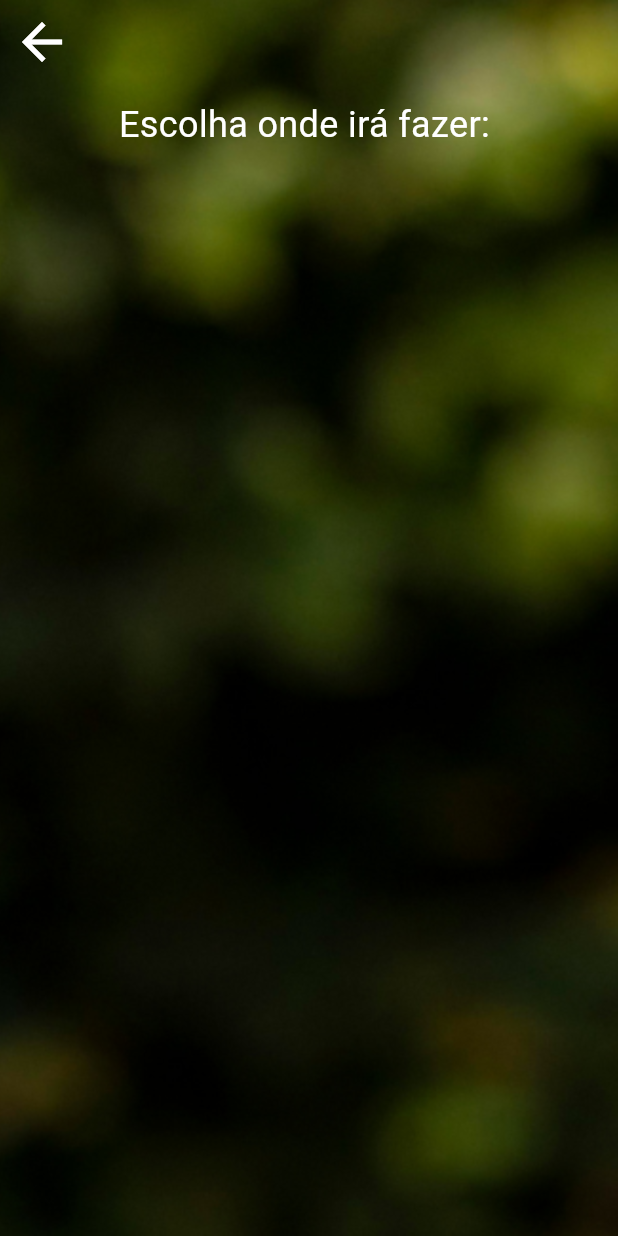
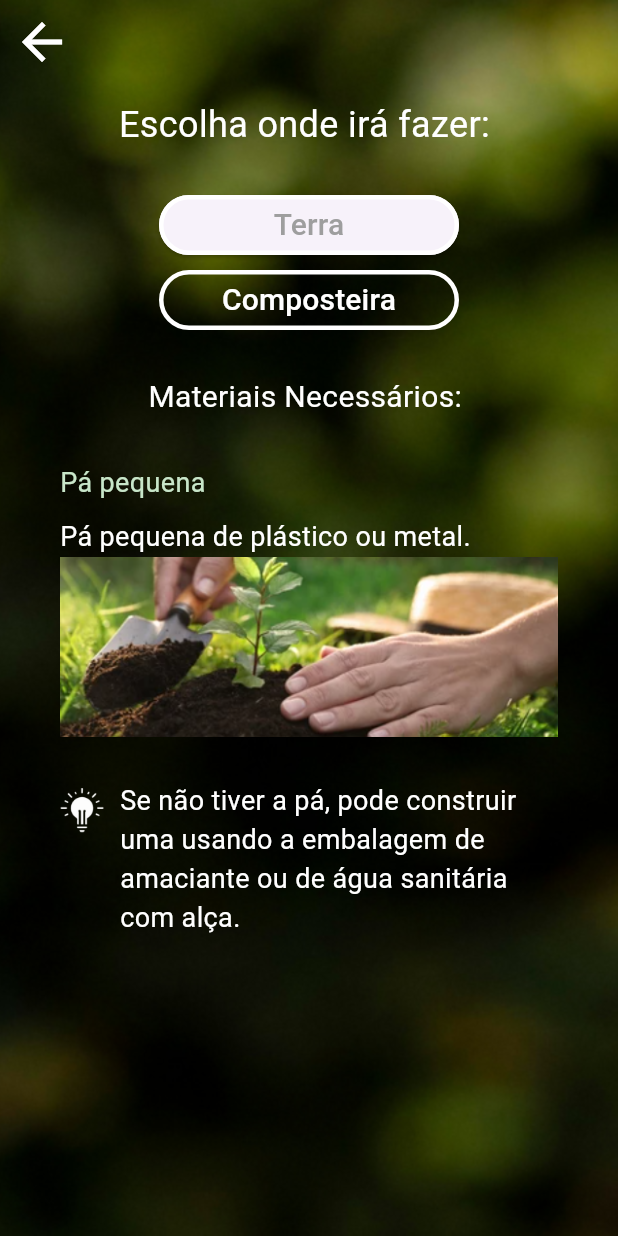
Before and after one commit to duda0812/Sistema-Mobile-Recompor, a Flutter app: the screen it shows after launch, on a phone screen of 412 x 824 dp. Run offline on Flutter 3.47's test engine with Material 3 defaults, Android fonts, the phone set to English and light mode, and no system bars.

```diff
--- a/lib/telas/comp_terra.dart
+++ b/lib/telas/comp_terra.dart
@@ -1,9 +1,8 @@
 import 'package:flutter/material.dart';
 import 'package:app/telas/telainicial.dart';
+import 'package:app/telas/criar_conta.dart';
 
 class Comp_terra extends StatelessWidget {
-  final dropValue = ValueNotifier("");
-  final dropOpcoes = ["Terra", "Composteira"];
   Comp_terra({super.key});
 
   @override
@@ -49,9 +48,120 @@ class Comp_terra extends StatelessWidget {
                         ),
                       ],
                     ),
+                    const SizedBox(height: 30),
+                    SizedBox(
+                      width: 200,
+                      height: 40,
+                      child: ElevatedButton(
+                        style: OutlinedButton.styleFrom(
+                          side: const BorderSide(
+                            color: Colors.white,
+                            width: 3,
+                          ),
+                        ),
+                        onPressed: () {
+                          Navigator.push(
+                            context,
+                            MaterialPageRoute(
+                                builder: (context) => Comp_terra()),
+                          );
+                        },
+                        child: const Text(
+                          'Terra',
+                          style: TextStyle(fontSize: 20, color: Colors.grey),
+                        ),
+                      ),
+                    ),
+                    const SizedBox(height: 10),
+                    SizedBox(
+                      width: 200,
+                      height: 40,
+                      child: OutlinedButton(
+                        style: OutlinedButton.styleFrom(
+                          side: const BorderSide(
+                            color: Colors.white,
+                            width: 3,
+                          ),
+                        ),
+                        onPressed: () {
+                          Navigator.push(
+                            context,
+                            MaterialPageRoute(
+                                builder: (context) => const Telainicial()),
+                          );
+                        },
+                        child: const Text(
+                          'Composteira',
+                          style: TextStyle(fontSize: 20, color: Colors.white),
+                        ),
+                      ),
+                    ),
+                    const SizedBox(height: 30),
+                    Row(
+                      mainAxisAlignment: MainAxisAlignment.center,
+                      children: [
+                        Text(
+                          'Materiais Necessários: ',
+                          style: TextStyle(fontSize: 20, color: Colors.white),
+                        ),
+                      ],
+                    ),
+                    const SizedBox(height: 30),
+                    Row(
+                      mainAxisAlignment: MainAxisAlignment.start,
+                      children: [
+                        Text(
+                          'Pá pequena ',
+                          style: TextStyle(
+                              fontSize: 18, color: Colors.green.shade100),
+                        ),
+                      ],
+                    ),
+                    const SizedBox(height: 10),
+                    Row(
+                      mainAxisAlignment: MainAxisAlignment.start,
+                      children: [
+                        Text(
+                          'Pá pequena de plástico ou metal.',
+                          style: TextStyle(fontSize: 18, color: Colors.white),
+                        ),
+                      ],
+                    ),
+                    Container(
+                      height: 120,
+                      width: double.infinity,
+                      decoration: BoxDecoration(
+                        image: DecorationImage(
+                          image: AssetImage('lib/imagens/pa.png'),
+                          fit: BoxFit.cover,
+                        ),
+                      ),
+                    ),
+                    const SizedBox(height: 30),
                     Row(
                       children: [
-
+                        Column(
+                          children: [
+                            Padding(
+                              padding: const EdgeInsets.only(bottom: 65.0),
+                              child: Container(
+                                height: 30,
+                                width: 30,
+                                decoration: BoxDecoration(
+                                  image: DecorationImage(
+                                    image: AssetImage('lib/imagens/lamp2.png'),
+                                    fit: BoxFit.cover,
+                                  ),
+                                ),
+                              ),
+                            ),
+                          ],
+                        ),
+                        const SizedBox(width: 10),
+                        Text(
+                          'Se não tiver a pá, pode construir\numa usando a embalagem de \namaciante ou de água sanitária\ncom alça.',
+                          style: TextStyle(fontSize: 18, color: Colors.white),
+                        ),
                       ],
                     ),
                   ])
--- a/pubspec.yaml
+++ b/pubspec.yaml
@@ -78,6 +78,8 @@ flutter:
     - lib/imagens/sacola.jpg
     - lib/imagens/geladeira.jpg
     - lib/imagens/janela.jpg
+    - lib/imagens/pa.png
+    - lib/imagens/lamp2.png
 
 
   # An image asset can refer to one or more resolution-specific "variants", see
```
Also changed, not shown: lib/imagens/lamp2.png (added), lib/imagens/pa.png (added).
